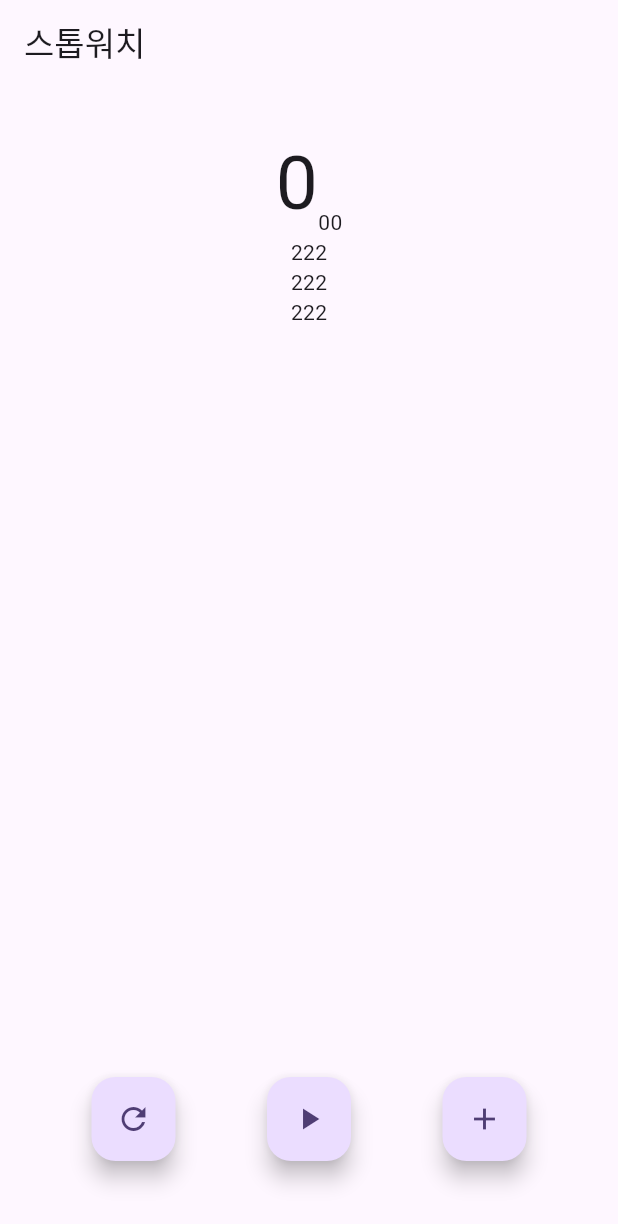
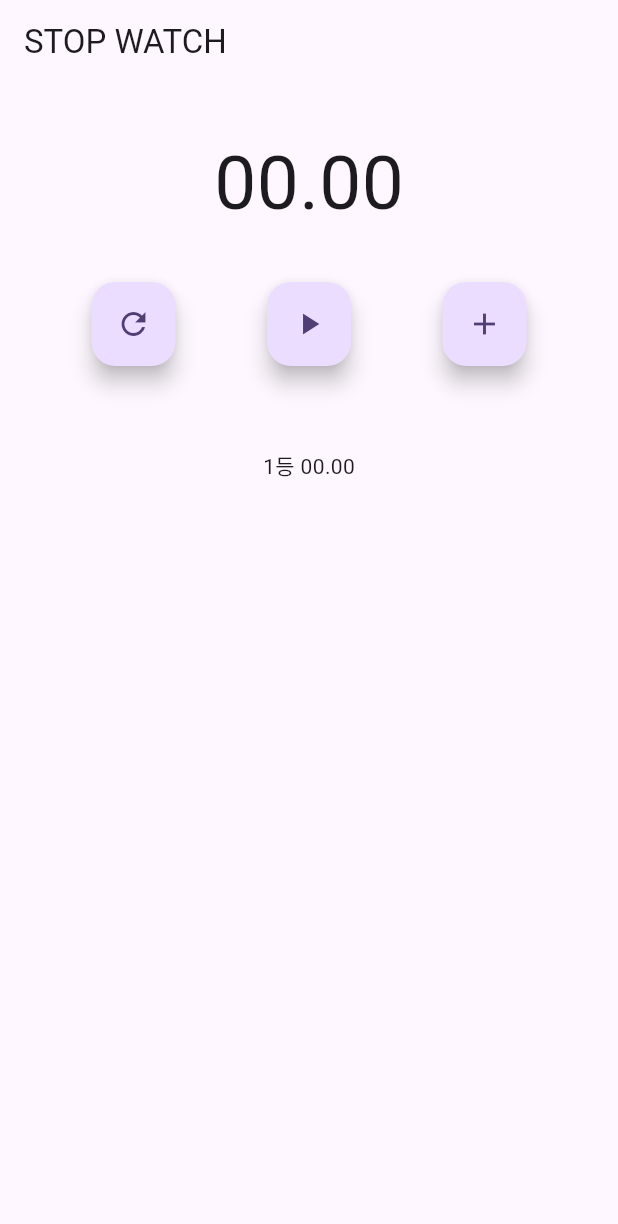
Before and after one commit to yeondooo/stop_watch, a Flutter app: the screen it shows after launch, after a tap on the "add" icon, on a phone screen of 412 x 824 dp. Shown: the top 1224 px of the screen. Run offline on Flutter 3.47's test engine with Material 2 defaults, Android fonts, the phone set to English and light mode, and no system bars.

Commit message:
077. 랩타임 표시

```diff
--- a/lib/stop_watch_screen.dart
+++ b/lib/stop_watch_screen.dart
@@ -15,7 +15,7 @@ class _StopWatchScreenState extends State<StopWatchScreen> {
   int _time = 0;
   bool _isRunning = false;
 
-  List<String> _lapTimes = [];
+  final List<String> _lapTimes = [];
 
   void _clickButton() {
     _isRunning = !_isRunning;
@@ -47,7 +47,7 @@ class _StopWatchScreenState extends State<StopWatchScreen> {
   }
 
   void _recordLapTime(String time) {
-    _lapTimes.insert(0, '${_lapTimes.length + 1}등 $_time');
+    _lapTimes.insert(0, '${_lapTimes.length + 1}등 $time');
   }
 
   @override
@@ -58,41 +58,32 @@ class _StopWatchScreenState extends State<StopWatchScreen> {
 
   @override
   Widget build(BuildContext context) {
-    int sec = _time ~/ 100;
+    // int sec = _time ~/ 100;
+    String sec = '${_time ~/ 100}'.padLeft(2, '0');
     String hundredth = '${_time % 100}'.padLeft(2, '0');
 
     return Scaffold(
       appBar: AppBar(
-        title: const Text('스톱워치'),
+        title: const Text('STOP WATCH'),
       ),
       body: Column(
         children: [
           const SizedBox(height: 30),
           Row(
             mainAxisAlignment: MainAxisAlignment.center,
-            crossAxisAlignment: CrossAxisAlignment.end,
+            crossAxisAlignment: CrossAxisAlignment.center,
             children: [
               Text(
-                '$sec',
+                '$sec.',
                 style: const TextStyle(fontSize: 50),
               ),
               Text(
-                '$hundredth',
+                hundredth,
+                style: const TextStyle(fontSize: 50),
               ),
             ],
           ),
-          SizedBox(
-            width: 100,
-            height: 200,
-            child: ListView(
-              children: [
-                const Center(child: Text('222')),
-                const Center(child: Text('222')),
-                const Center(child: Text('222')),
-              ],
-            ),
-          ),
-          const Spacer(),
+          const SizedBox(height: 30),
           Row(
             mainAxisAlignment: MainAxisAlignment.spaceEvenly,
             children: [
@@ -125,6 +116,18 @@ class _StopWatchScreenState extends State<StopWatchScreen> {
             ],
           ),
           const SizedBox(height: 50),
+          SizedBox(
+            width: 100,
+            height: 500,
+            child: ListView(
+              children: _lapTimes
+                  .map((e) => Padding(
+                        padding: const EdgeInsets.all(6.0),
+                        child: Center(child: Text(e)),
+                      ))
+                  .toList(),
+            ),
+          ),
         ],
       ),
     );
```
